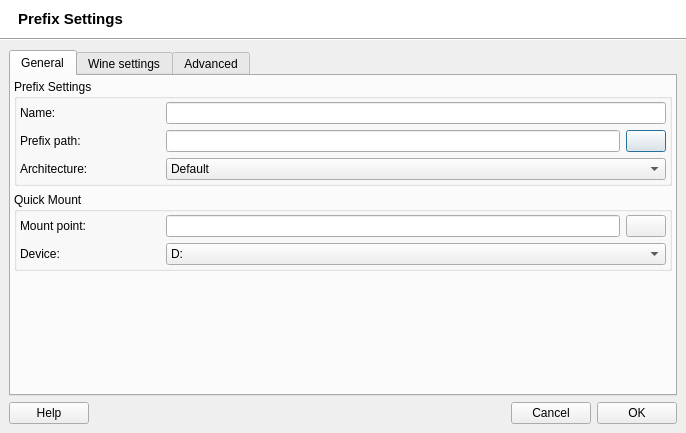
Old version of the form src/q4wine-gui/uis/PrefixSettings.ui in the repository brezerk/q4wine.
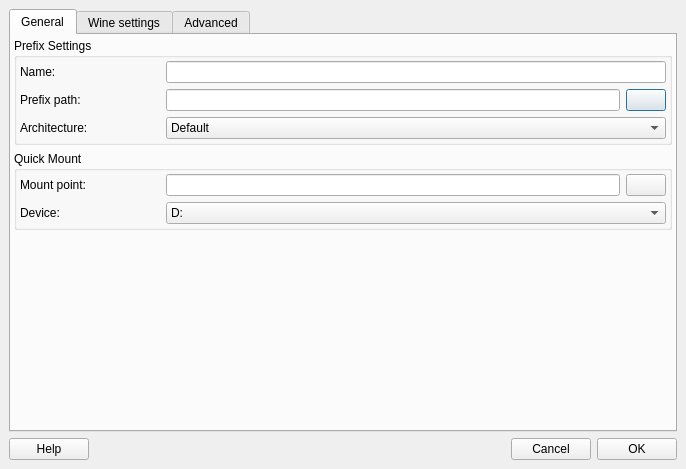
New version of the form. Icons and pictures are not drawn.

What changed in the file:
```diff
--- a/src/q4wine-gui/uis/PrefixSettings.ui
+++ b/src/q4wine-gui/uis/PrefixSettings.ui
@@ -7,7 +7,7 @@
     <x>0</x>
     <y>0</y>
     <width>686</width>
-    <height>433</height>
+    <height>469</height>
    </rect>
   </property>
   <property name="windowTitle">
@@ -24,180 +24,15 @@
    <property name="margin">
     <number>0</number>
    </property>
-   <item>
-    <widget class="QWidget" name="widget_7" native="true">
-     <property name="palette">
-      <palette>
-       <active>
-        <colorrole role="Button">
-         <brush brushstyle="SolidPattern">
-          <color alpha="255">
-           <red>255</red>
-           <green>255</green>
-           <blue>255</blue>
-          </color>
-         </brush>
-        </colorrole>
-        <colorrole role="Midlight">
-         <brush brushstyle="SolidPattern">
-          <color alpha="255">
-           <red>255</red>
-           <green>255</green>
-           <blue>255</blue>
-          </color>
-         </brush>
-        </colorrole>
-        <colorrole role="Base">
-         <brush brushstyle="SolidPattern">
-          <color alpha="255">
-           <red>255</red>
-           <green>255</green>
-           <blue>255</blue>
-          </color>
-         </brush>
-        </colorrole>
-        <colorrole role="Window">
-         <brush brushstyle="SolidPattern">
-          <color alpha="255">
-           <red>255</red>
-           <green>255</green>
-           <blue>255</blue>
-          </color>
-         </brush>
-        </colorrole>
-       </active>
-       <inactive>
-        <colorrole role="Button">
-         <brush brushstyle="SolidPattern">
-          <color alpha="255">
-           <red>255</red>
-           <green>255</green>
-           <blue>255</blue>
-          </color>
-         </brush>
-        </colorrole>
-        <colorrole role="Midlight">
-         <brush brushstyle="SolidPattern">
-          <color alpha="255">
-           <red>255</red>
-           <green>255</green>
-           <blue>255</blue>
-          </color>
-         </brush>
-        </colorrole>
-        <colorrole role="Base">
-         <brush brushstyle="SolidPattern">
-          <color alpha="255">
-           <red>255</red>
-           <green>255</green>
-           <blue>255</blue>
-          </color>
-         </brush>
-        </colorrole>
-        <colorrole role="Window">
-         <brush brushstyle="SolidPattern">
-          <color alpha="255">
-           <red>255</red>
-           <green>255</green>
-           <blue>255</blue>
-          </color>
-         </brush>
-        </colorrole>
-       </inactive>
-       <disabled>
-        <colorrole role="Button">
-         <brush brushstyle="SolidPattern">
-          <color alpha="255">
-           <red>255</red>
-           <green>255</green>
-           <blue>255</blue>
-          </color>
-         </brush>
-        </colorrole>
-        <colorrole role="Midlight">
-         <brush brushstyle="SolidPattern">
-          <color alpha="255">
-           <red>255</red>
-           <green>255</green>
-           <blue>255</blue>
-          </color>
-         </brush>
-        </colorrole>
-        <colorrole role="Base">
-         <brush brushstyle="SolidPattern">
-          <color alpha="255">
-           <red>255</red>
-           <green>255</green>
-           <blue>255</blue>
-          </color>
-         </brush>
-        </colorrole>
-        <colorrole role="Window">
-         <brush brushstyle="SolidPattern">
-          <color alpha="255">
-           <red>255</red>
-           <green>255</green>
-           <blue>255</blue>
-          </color>
-         </brush>
-        </colorrole>
-       </disabled>
-      </palette>
-     </property>
-     <property name="autoFillBackground">
-      <bool>true</bool>
-     </property>
-     <layout class="QHBoxLayout">
-      <property name="leftMargin">
-       <number>18</number>
-      </property>
-      <item>
-       <widget class="QLabel" name="lblCaption">
-        <property name="font">
-         <font>
-          <pointsize>11</pointsize>
-          <weight>75</weight>
-          <bold>true</bold>
-         </font>
-        </property>
-        <property name="text">
-         <string>Prefix Settings</string>
-        </property>
-       </widget>
-      </item>
-      <item>
-       <spacer>
-        <property name="orientation">
-         <enum>Qt::Horizontal</enum>
-        </property>
-        <property name="sizeHint" stdset="0">
-         <size>
-          <width>40</width>
-          <height>20</height>
-         </size>
-        </property>
-       </spacer>
-      </item>
-      <item>
-       <widget class="QLabel" name="lblLogo">
-        <property name="text">
-         <string/>
-        </property>
-        <property name="pixmap">
-         <pixmap resource="../../q4wine.qrc">:/data/exec.png</pixmap>
-        </property>
-       </widget>
-      </item>
-     </layout>
-    </widget>
-   </item>
-   <item>
-    <widget class="Line" name="line">
-     <property name="orientation">
-      <enum>Qt::Horizontal</enum>
-     </property>
-    </widget>
-   </item>
+   <property name="topMargin">
+    <number>0</number>
+   </property>
+   <property name="rightMargin">
+    <number>0</number>
+   </property>
+   <property name="bottomMargin">
+    <number>0</number>
+   </property>
    <item>
     <widget class="QWidget" name="widget" native="true">
      <layout class="QVBoxLayout">
@@ -220,13 +55,31 @@
              <string>Prefix Settings</string>
             </property>
             <layout class="QVBoxLayout">
-             <property name="margin">
+             <property name="leftMargin">
+              <number>3</number>
+             </property>
+             <property name="topMargin">
+              <number>3</number>
+             </property>
+             <property name="rightMargin">
+              <number>3</number>
+             </property>
+             <property name="bottomMargin">
               <number>3</number>
              </property>
              <item>
               <widget class="QWidget" name="widget_15" native="true">
                <layout class="QHBoxLayout">
-                <property name="margin">
+                <property name="leftMargin">
+                 <number>0</number>
+                </property>
+                <property name="topMargin">
+                 <number>0</number>
+                </property>
+                <property name="rightMargin">
+                 <number>0</number>
+                </property>
+                <property name="bottomMargin">
                  <number>0</number>
                 </property>
                 <item>
@@ -257,7 +110,16 @@
              <item>
               <widget class="QWidget" name="widget_16" native="true">
                <layout class="QHBoxLayout">
-                <property name="margin">
+                <property name="leftMargin">
+                 <number>0</number>
+                </property>
+                <property name="topMargin">
+                 <number>0</number>
+                </property>
+                <property name="rightMargin">
+                 <number>0</number>
+                </property>
+                <property name="bottomMargin">
                  <number>0</number>
                 </property>
                 <item>
@@ -354,13 +216,31 @@
              <string>Quick Mount</string>
             </property>
             <layout class="QVBoxLayout">
-             <property name="margin">
+             <property name="leftMargin">
+              <number>3</number>
+             </property>
+             <property name="topMargin">
+              <number>3</number>
+             </property>
+             <property name="rightMargin">
+              <number>3</number>
+             </property>
+             <property name="bottomMargin">
               <number>3</number>
              </property>
              <item>
               <widget class="QWidget" name="widget_18" native="true">
                <layout class="QHBoxLayout">
-                <property name="margin">
+                <property name="leftMargin">
+                 <number>0</number>
+                </property>
+                <property name="topMargin">
+                 <number>0</number>
+                </property>
+                <property name="rightMargin">
+                 <number>0</number>
+                </property>
+                <property name="bottomMargin">
                  <number>0</number>
                 </property>
                 <item>
```
Left out of the diff: 113 changed lines with no effect on the pictures.
